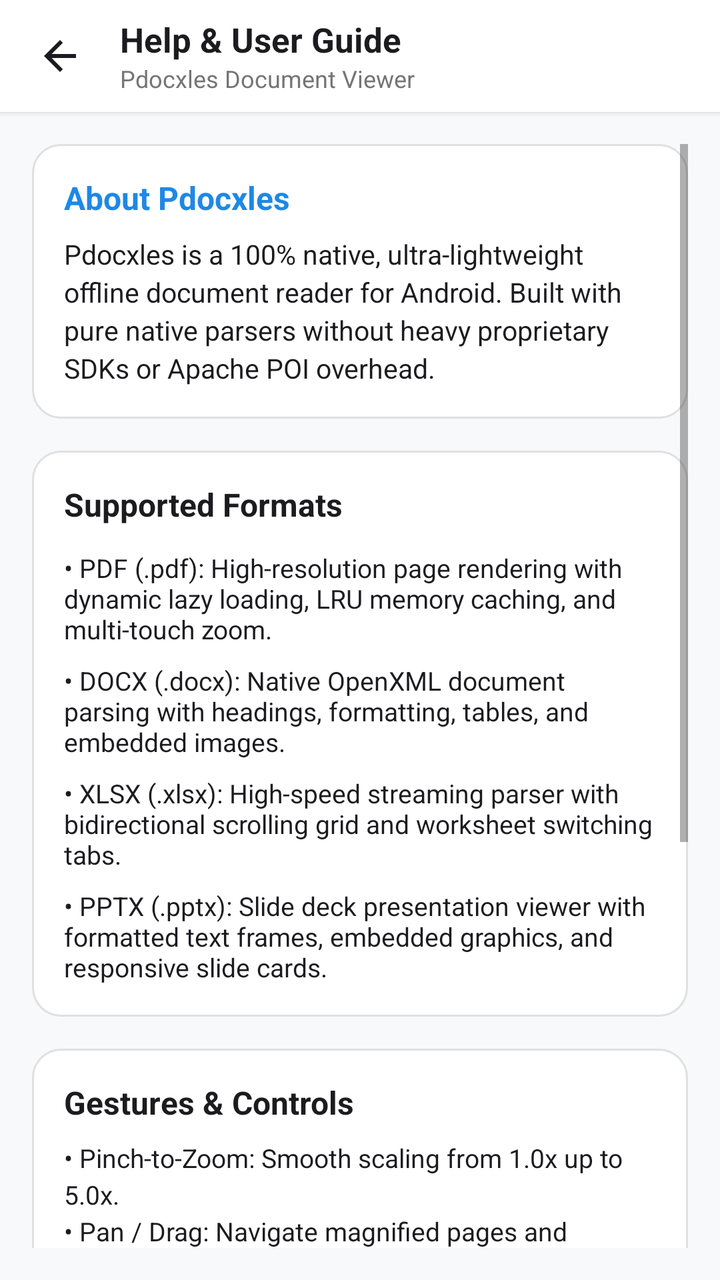
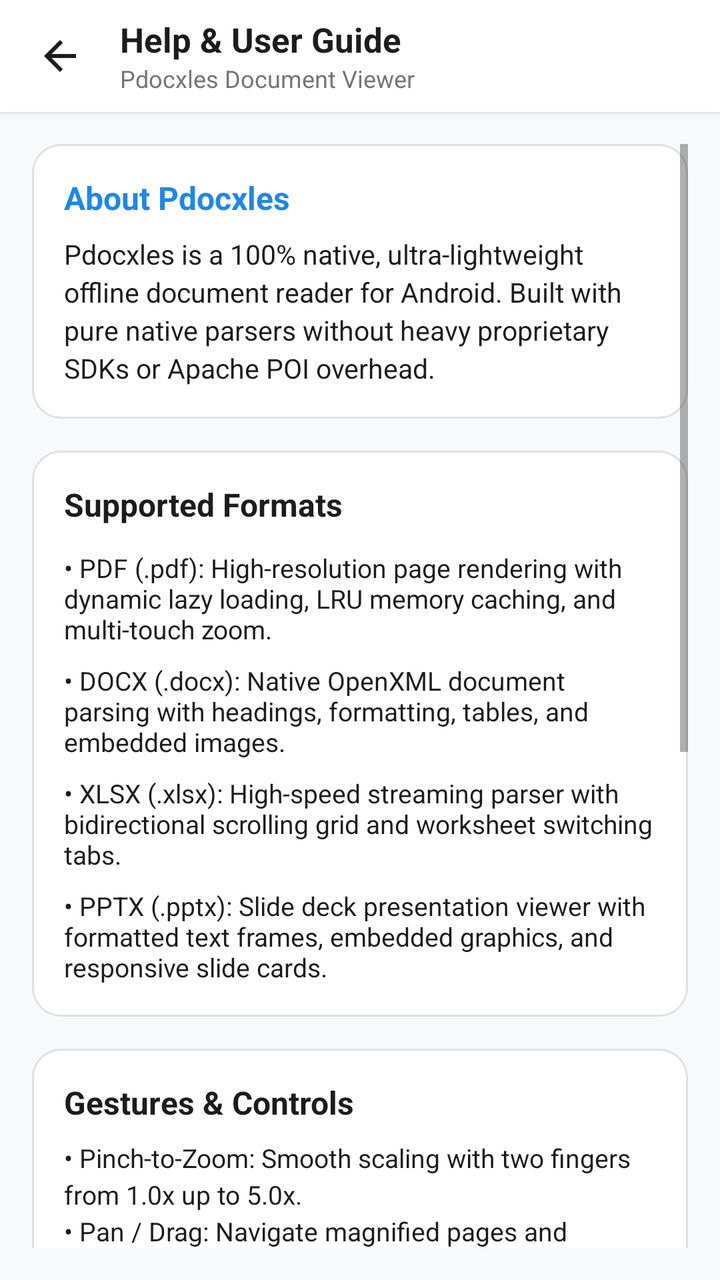

An Android layout rendered at two revisions. The XML below is the earlier revision; the diff shows what the commit changed to produce the second picture.
<!-- AndroidManifest.xml: application theme Theme.Pdocxles -->
<!-- res/layout/view_help.xml -->
<?xml version="1.0" encoding="utf-8"?>
<LinearLayout xmlns:android="http://schemas.android.com/apk/res/android"
    android:layout_width="match_parent"
    android:layout_height="match_parent"
    android:background="@color/background"
    android:orientation="vertical">

    
    <LinearLayout
        android:layout_width="match_parent"
        android:layout_height="56dp"
        android:background="@color/surface"
        android:elevation="2dp"
        android:gravity="center_vertical"
        android:orientation="horizontal"
        android:paddingHorizontal="8dp">

        <ImageButton
            android:id="@+id/btnHelpBack"
            android:layout_width="44dp"
            android:layout_height="44dp"
            android:background="?attr/selectableItemBackgroundBorderless"
            android:src="@drawable/ic_back" />

        <LinearLayout
            android:layout_width="0dp"
            android:layout_height="wrap_content"
            android:layout_marginStart="8dp"
            android:layout_weight="1"
            android:orientation="vertical">

            <TextView
                android:layout_width="match_parent"
                android:layout_height="wrap_content"
                android:text="@string/help_title"
                android:textColor="@color/text_primary"
                android:textSize="17sp"
                android:textStyle="bold" />

            <TextView
                android:layout_width="match_parent"
                android:layout_height="wrap_content"
                android:text="Pdocxles Document Viewer"
                android:textColor="@color/text_secondary"
                android:textSize="12sp" />
        </LinearLayout>
    </LinearLayout>

    <ScrollView
        android:layout_width="match_parent"
        android:layout_height="match_parent"
        android:padding="16dp">

        <LinearLayout
            android:layout_width="match_parent"
            android:layout_height="wrap_content"
            android:orientation="vertical">

            
            <LinearLayout
                android:layout_width="match_parent"
                android:layout_height="wrap_content"
                android:layout_marginBottom="16dp"
                android:background="@drawable/bg_card"
                android:orientation="vertical"
                android:padding="16dp">

                <TextView
                    android:layout_width="wrap_content"
                    android:layout_height="wrap_content"
                    android:text="About Pdocxles"
                    android:textColor="@color/primary"
                    android:textSize="16sp"
                    android:textStyle="bold" />

                <TextView
                    android:layout_width="wrap_content"
                    android:layout_height="wrap_content"
                    android:layout_marginTop="8dp"
                    android:lineSpacingExtra="3dp"
                    android:text="Pdocxles is a 100% native, ultra-lightweight offline document reader for Android. Built with pure native parsers without heavy proprietary SDKs or Apache POI overhead."
                    android:textColor="@color/text_primary"
                    android:textSize="13.5sp" />
            </LinearLayout>

            
            <LinearLayout
                android:layout_width="match_parent"
                android:layout_height="wrap_content"
                android:layout_marginBottom="16dp"
                android:background="@drawable/bg_card"
                android:orientation="vertical"
                android:padding="16dp">

                <TextView
                    android:layout_width="wrap_content"
                    android:layout_height="wrap_content"
                    android:text="Supported Formats"
                    android:textColor="@color/text_primary"
                    android:textSize="16sp"
                    android:textStyle="bold" />

                <TextView
                    android:layout_width="wrap_content"
                    android:layout_height="wrap_content"
                    android:layout_marginTop="12dp"
                    android:text="• PDF (.pdf): High-resolution page rendering with dynamic lazy loading, LRU memory caching, and multi-touch zoom."
                    android:textColor="@color/text_primary"
                    android:textSize="13sp" />

                <TextView
                    android:layout_width="wrap_content"
                    android:layout_height="wrap_content"
                    android:layout_marginTop="8dp"
                    android:text="• DOCX (.docx): Native OpenXML document parsing with headings, formatting, tables, and embedded images."
                    android:textColor="@color/text_primary"
                    android:textSize="13sp" />

                <TextView
                    android:layout_width="wrap_content"
                    android:layout_height="wrap_content"
                    android:layout_marginTop="8dp"
                    android:text="• XLSX (.xlsx): High-speed streaming parser with bidirectional scrolling grid and worksheet switching tabs."
                    android:textColor="@color/text_primary"
                    android:textSize="13sp" />

                <TextView
                    android:layout_width="wrap_content"
                    android:layout_height="wrap_content"
                    android:layout_marginTop="8dp"
                    android:text="• PPTX (.pptx): Slide deck presentation viewer with formatted text frames, embedded graphics, and responsive slide cards."
                    android:textColor="@color/text_primary"
                    android:textSize="13sp" />
            </LinearLayout>

            
            <LinearLayout
                android:layout_width="match_parent"
                android:layout_height="wrap_content"
                android:layout_marginBottom="16dp"
                android:background="@drawable/bg_card"
                android:orientation="vertical"
                android:padding="16dp">

                <TextView
                    android:layout_width="wrap_content"
                    android:layout_height="wrap_content"
                    android:text="Gestures &amp; Controls"
                    android:textColor="@color/text_primary"
                    android:textSize="16sp"
                    android:textStyle="bold" />

                <TextView
                    android:layout_width="wrap_content"
                    android:layout_height="wrap_content"
                    android:layout_marginTop="8dp"
                    android:lineSpacingExtra="3dp"
                    android:text="• Pinch-to-Zoom: Smooth scaling from 1.0x up to 5.0x.\n• Pan / Drag: Navigate magnified pages and spreadsheets.\n• Double Tap: Quickly toggle between normal and magnified view.\n• Sheet Switcher: Tab bar at the bottom for multi-sheet Excel files."
                    android:textColor="@color/text_primary"
                    android:textSize="13sp" />
            </LinearLayout>

            
            <LinearLayout
                android:layout_width="match_parent"
                android:layout_height="wrap_content"
                android:layout_marginBottom="24dp"
                android:background="@drawable/bg_card"
                android:orientation="vertical"
                android:padding="16dp">

                <TextView
                    android:layout_width="wrap_content"
                    android:layout_height="wrap_content"
                    android:text="Privacy &amp; System Integration"
                    android:textColor="@color/excel_green"
                    android:textSize="16sp"
                    android:textStyle="bold" />

                <TextView
                    android:layout_width="wrap_content"
                    android:layout_height="wrap_content"
                    android:layout_marginTop="8dp"
                    android:lineSpacingExtra="3dp"
                    android:text="• 100% Offline: Operates completely without internet.\n• Zero Analytics: No data collection or telemetry.\n• Open With: Set Pdocxles as default viewer for any supported document.\n• Storage Access Framework (SAF): Tap 'Open File' to browse internal storage, SD cards, or cloud drives."
                    android:textColor="@color/text_primary"
                    android:textSize="13sp" />
            </LinearLayout>

        </LinearLayout>
    </ScrollView>

</LinearLayout>
<!-- resources referenced by this layout -->
<resources>
  <color name="background">#F8F9FA</color>
  <color name="excel_green">#2E7D32</color>
  <color name="primary">#1E88E5</color>
  <color name="surface">#FFFFFF</color>
  <color name="text_primary">#1C1B1F</color>
  <color name="text_secondary">#757575</color>
  <!-- drawable bg_card (drawable) -->
  <?xml version="1.0" encoding="utf-8"?>
  <shape xmlns:android="http://schemas.android.com/apk/res/android"
      android:shape="rectangle">
      <solid android:color="@color/surface" />
      <corners android:radius="14dp" />
      <stroke android:width="1dp" android:color="@color/card_border" />
  </shape>
  <!-- drawable ic_back (drawable) -->
  <vector xmlns:android="http://schemas.android.com/apk/res/android"
      android:width="24dp"
      android:height="24dp"
      android:viewportWidth="24"
      android:viewportHeight="24">
      <path
          android:fillColor="#1C1B1F"
          android:pathData="M20,11H7.83l5.59,-5.59L12,4l-8,8 8,8 1.41,-1.41L7.83,13H20v-2z"/>
  </vector>
  <string name="help_title">Help &amp; User Guide</string>
  <style name="Theme.Pdocxles" parent="Theme.AppCompat.Light.NoActionBar">
          <item name="colorPrimary">@color/primary</item>
          <item name="colorPrimaryDark">@color/primary_dark</item>
          <item name="colorAccent">@color/accent</item>
          <item name="android:windowBackground">@color/background</item>
          <item name="android:statusBarColor">@color/surface</item>
          <item name="android:navigationBarColor">@color/surface</item>
          <item name="android:windowLightStatusBar">true</item>
      </style>
  <color name="card_border">#E0E0E0</color>
  <color name="primary_dark">#1565C0</color>
  <color name="accent">#00ACC1</color>
</resources>

<!-- the commit's change to res/layout/view_help.xml (unified diff, before → after) -->
@@ -155,9 +155,47 @@
                     android:layout_height="wrap_content"
                     android:layout_marginTop="8dp"
                     android:lineSpacingExtra="3dp"
-                    android:text="• Pinch-to-Zoom: Smooth scaling from 1.0x up to 5.0x.\n• Pan / Drag: Navigate magnified pages and spreadsheets.\n• Double Tap: Quickly toggle between normal and magnified view.\n• Sheet Switcher: Tab bar at the bottom for multi-sheet Excel files."
-                    android:textColor="@color/text_primary"
-                    android:textSize="13sp" />
+                    android:text="• Pinch-to-Zoom: Smooth scaling with two fingers from 1.0x up to 5.0x.\n• Pan / Drag: Navigate magnified pages and spreadsheets.\n• Sheet Switcher: Tab bar at the bottom for multi-sheet Excel files."
+                    android:textColor="@color/text_primary"
+                    android:textSize="13sp" />
+            </LinearLayout>
+
+            
+            <LinearLayout
+                android:layout_width="match_parent"
+                android:layout_height="wrap_content"
+                android:layout_marginBottom="16dp"
+                android:background="@drawable/bg_card"
+                android:orientation="vertical"
+                android:padding="16dp">
+
+                <TextView
+                    android:layout_width="wrap_content"
+                    android:layout_height="wrap_content"
+                    android:text="Software Updates"
+                    android:textColor="@color/text_primary"
+                    android:textSize="16sp"
+                    android:textStyle="bold" />
+
+                <TextView
+                    android:layout_width="wrap_content"
+                    android:layout_height="wrap_content"
+                    android:layout_marginTop="8dp"
+                    android:lineSpacingExtra="3dp"
+                    android:text="Pdocxles automatically checks for new releases on GitHub once every 24 hours."
+                    android:textColor="@color/text_secondary"
+                    android:textSize="13sp" />
+
+                <Button
+                    android:id="@+id/btnCheckUpdate"
+                    android:layout_width="match_parent"
+                    android:layout_height="48dp"
+                    android:layout_marginTop="12dp"
+                    android:backgroundTint="@color/primary"
+                    android:text="Check for Updates"
+                    android:textColor="@android:color/white"
+                    android:textSize="14sp"
+                    android:textStyle="bold" />
             </LinearLayout>
 
             
